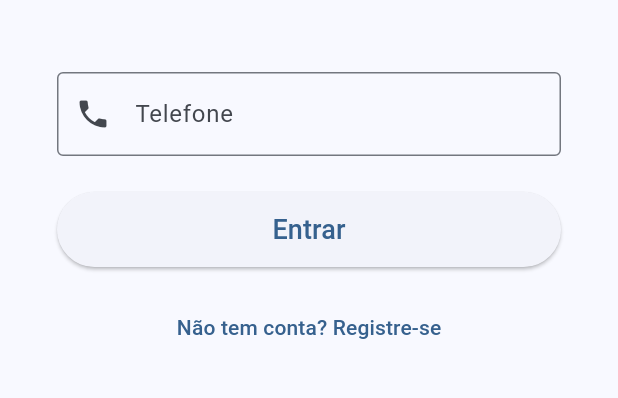
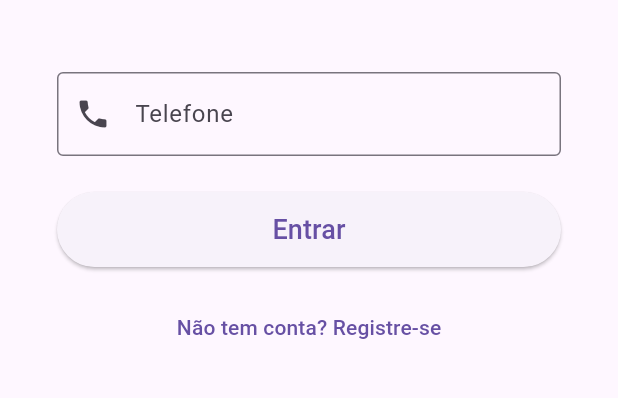
Before and after one commit to imPCamuriDev/flutter-message-project, a Flutter app: the screen it shows after launch, on a phone screen of 412 x 824 dp, the part 543-941 px from its top. Run offline on Flutter 3.47's test engine with Material 3 defaults, Android fonts, the light colour scheme and no system bars.

```diff
--- a/lib/main.dart
+++ b/lib/main.dart
@@ -1,6 +1,20 @@
 import 'package:flutter/material.dart';
-import 'app.dart';
+import 'pages/login_page.dart';
 
 void main() {
   runApp(const MyApp());
 }
+
+class MyApp extends StatelessWidget {
+  const MyApp({super.key});
+
+  @override
+  Widget build(BuildContext context) {
+    return MaterialApp(
+      title: 'Chat App',
+      theme: ThemeData(primarySwatch: Colors.teal),
+      home: const LoginPage(), // Começa na tela de login
+      debugShowCheckedModeBanner: false,
+    );
+  }
+}
```
